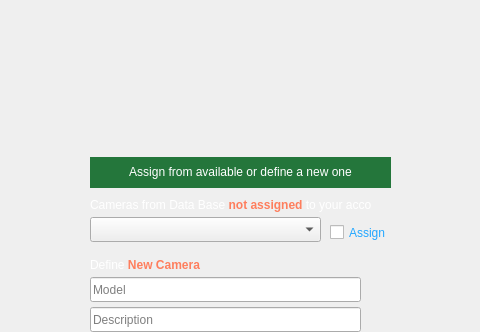
Before: the Qt Designer form LeonCam/UserCamera.ui in kazimierczak-robert/LeonCam, drawn with Qt 5; both pictures show x 160 to 640 and y 0 to 332 of the 800 by 600 pixel window.
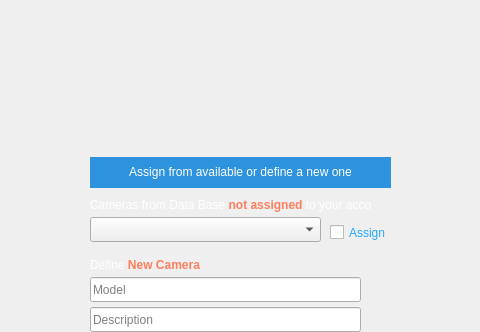
After: the same form once the commit is applied. Icons and pictures are not drawn.

What changed in the file:
```diff
--- a/LeonCam/UserCamera.ui
+++ b/LeonCam/UserCamera.ui
@@ -59,7 +59,8 @@
    </property>
    <property name="styleSheet">
     <string notr="true">color: rgb(255, 255, 255);
-background-color:rgb(36, 118, 59)</string>
+/*background-color:rgb(36, 118, 59)*/
+background-color: rgb(46, 147, 222);</string>
    </property>
    <property name="text">
     <string>&lt;html&gt;&lt;head/&gt;&lt;body&gt;&lt;p align=&quot;center&quot;&gt;Assign from available or define a new one&lt;/p&gt;&lt;/body&gt;&lt;/html&gt;</string>
```
